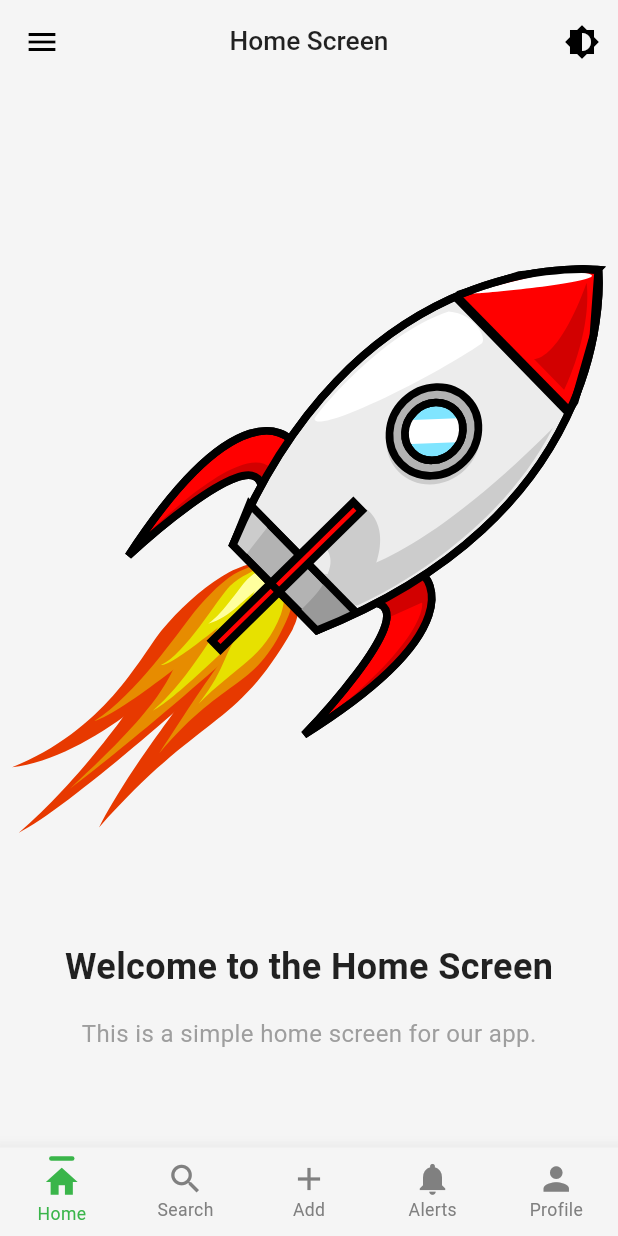
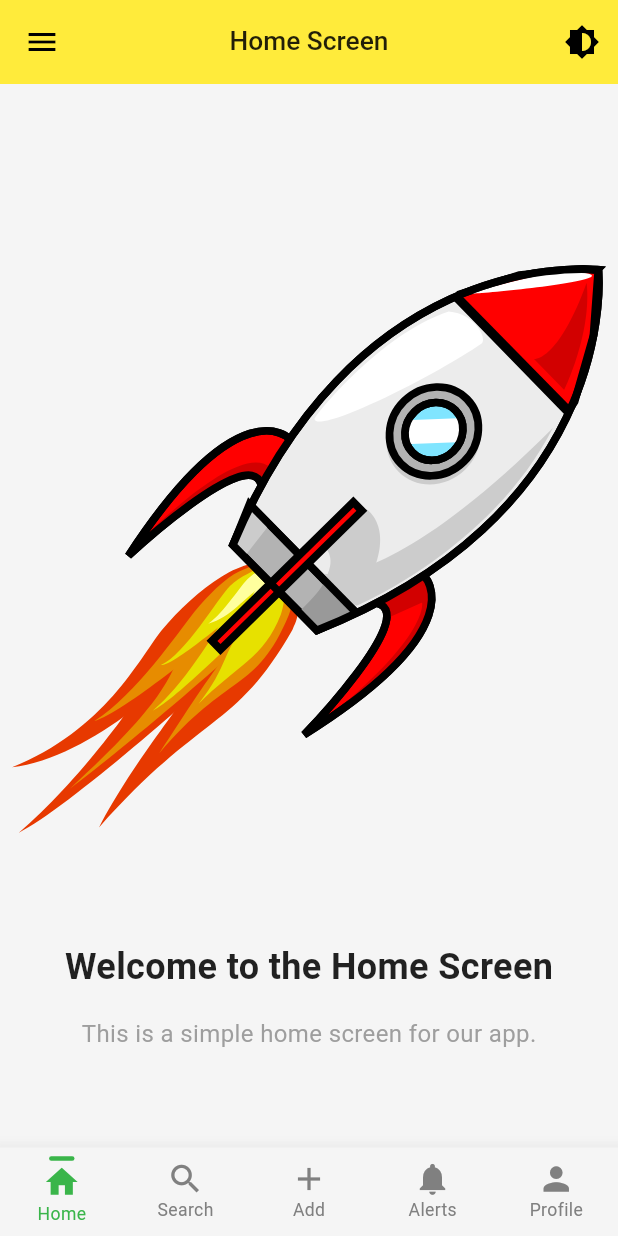
Before and after one commit to AswinAzikar/FeatureRichArchFlutter, a Flutter app: the NavigationScreen screen opened directly, on a phone screen of 412 x 824 dp. Run offline on Flutter 3.47's test engine with Material 3 defaults, Android fonts, the phone set to English and light mode, and no system bars; our stand-ins replace auto_size_text, cached_network_image, dio, dotted_border, file_picker, flutter_animate and 13 more; missing offline and left inert: dart:ffi; accounts and stored records are empty.

Commit message:
fix: update background color in HomeScreen and NavigationScreen, improve theme variable usage in NavigationScreen

```diff
--- a/lib/features/home_screen/home_screen.dart
+++ b/lib/features/home_screen/home_screen.dart
@@ -32,7 +32,7 @@ class HomeScreen extends StatelessWidget {
         title: Text('Home Screen',
             style: TextStyle(color: appColors.textContrastColor)),
         centerTitle: true,
-        backgroundColor: Theme.of(context).scaffoldBackgroundColor,
+        backgroundColor: Colors.yellow,
       ),
       body: Column(
         mainAxisAlignment: MainAxisAlignment.center,
--- a/lib/features/navigation_screen/navigation_screen.dart
+++ b/lib/features/navigation_screen/navigation_screen.dart
@@ -30,7 +30,8 @@ class _NavigationScreenState extends State<NavigationScreen> {
 
   @override
   Widget build(BuildContext context) {
-    final appColors = Theme.of(context).extension<AppThemeColors>()!;
+    final theme = Theme.of(context);
+    final appColors = theme.extension<AppThemeColors>()!;
     final TextStyle drawerTextStyle =
         context.labelMedium.copyWith(color: appColors.textContrastColor);
     final navBarTheme = NavigationBarTheme.of(context);
@@ -51,7 +52,7 @@ class _NavigationScreenState extends State<NavigationScreen> {
       child: Scaffold(
         key: _scaffoldKey,
         drawer: Drawer(
-          backgroundColor: Theme.of(context).scaffoldBackgroundColor,
+          backgroundColor: theme.scaffoldBackgroundColor,
           child: ListView(
             padding: EdgeInsets.zero,
             children: [
--- a/lib/themes/light_theme.dart
+++ b/lib/themes/light_theme.dart
@@ -64,6 +64,7 @@ final lightTheme = ThemeData(
     hintStyle: TextStyle(
       color: Colors.grey,
       fontWeight: FontWeight.w500,
+
     ),
     // contentPadding:  EdgeInsets.symmetric(
     //   horizontal: 16,
```
